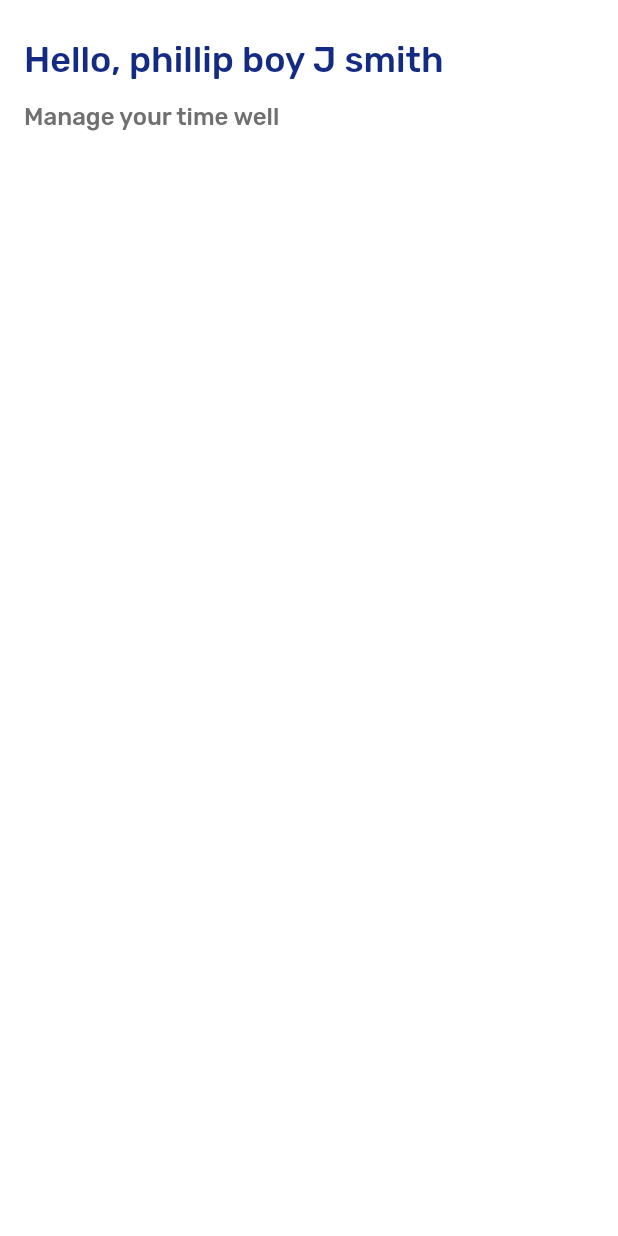
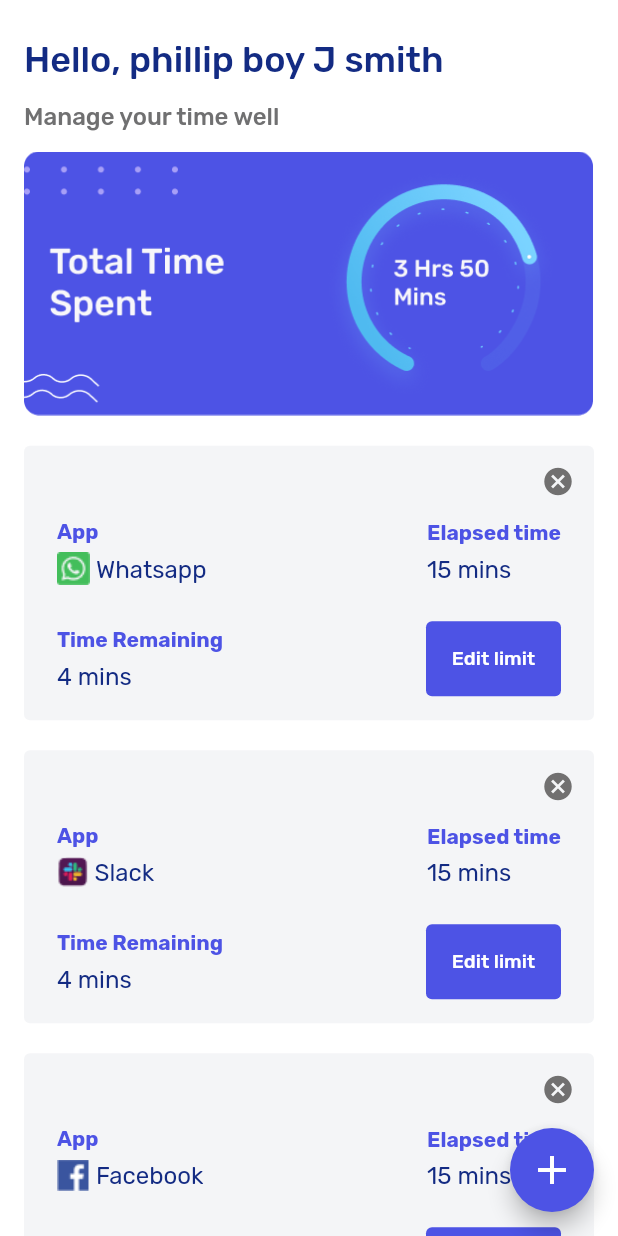
Before and after one commit to superbrains/addictTool, a Flutter app: the AnalyticsPage screen opened directly, on a phone screen of 412 x 824 dp. Run offline on Flutter 3.47's test engine with Material 2 defaults, Android fonts, the light colour scheme and no system bars; our stand-ins replace flutter_hooks, hooks_riverpod.

Commit message:
analytic page

```diff
--- a/lib/ui/home_module/pages/analytics_page.dart
+++ b/lib/ui/home_module/pages/analytics_page.dart
@@ -1,6 +1,8 @@
 import 'package:addict_tool/ui/shared/padded_container.dart';
 import 'package:addict_tool/ui/theme/theme.dart';
 import 'package:flutter/material.dart';
+
+import '../widgets/app_elaspe_time_widget.dart';
 
 class AnalyticsPage extends StatelessWidget {
   const AnalyticsPage({Key? key}) : super(key: key);
@@ -20,8 +22,26 @@ class AnalyticsPage extends StatelessWidget {
             Text('Manage your time well',
                 style: AppTextStyle.fontWeight500(
                     color: AppColor.secondaryAddict)),
+            const SizedBox(height: 14),
+            Image.asset(AssetPath.totalTime, width: double.maxFinite),
+            Expanded(
+                child: ListView(
+              children: [
+                const SizedBox(height: 20),
+                ...sampleApps.map((e) => Padding(
+                      padding: const EdgeInsets.only(bottom: 20.0),
+                      child: AppElapseTimeWidget(
+                        app: e,
+                      ),
+                    ))
+              ],
+            ))
           ],
         ),
+      ),
+      floatingActionButton: FloatingActionButton(
+        onPressed: () {},
+        child: const Icon(Icons.add),
       ),
     );
   }
--- /dev/null
+++ b/lib/ui/home_module/widgets/app_elaspe_time_widget.dart
@@ -0,0 +1,124 @@
+import 'package:addict_tool/ui/shared/app_elevated_button.dart';
+import 'package:addict_tool/ui/theme/theme.dart';
+import 'package:flutter/material.dart';
+
+class AppItem {
+  final String app;
+  final String icon;
+
+  AppItem({required this.app, required this.icon});
+}
+
+final sampleApps = [
+  AppItem(app: 'Whatsapp', icon: AssetPath.whatsapp),
+  AppItem(app: 'Slack', icon: AssetPath.slack),
+  AppItem(app: 'Facebook', icon: AssetPath.facebook),
+];
+
+class AppElapseTimeWidget extends StatelessWidget {
+  const AppElapseTimeWidget({Key? key, required this.app}) : super(key: key);
+  final AppItem app;
+
+  @override
+  Widget build(BuildContext context) {
+    return Container(
+      decoration: BoxDecoration(
+        color: AppColor.cardBackground,
+        borderRadius: BorderRadius.circular(4),
+      ),
+      child: Column(
+        children: [
+          Row(
+            children: [
+              const Spacer(),
+              IconButton(
+                  onPressed: () {},
+                  icon: const Icon(Icons.cancel),
+                  iconSize: 22,
+                  color: const Color(0xff717070))
+            ],
+          ),
+          Padding(
+            padding: const EdgeInsets.fromLTRB(22.0, 0, 22, 16),
+            child: Column(
+              children: [
+                Row(
+                  children: [
+                    Column(
+                      crossAxisAlignment: CrossAxisAlignment.start,
+                      children: [
+                        Text(
+                          'App',
+                          style: AppTextStyle.fontWeight700(
+                              color: AppColor.primaryColor),
+                        ),
+                        const SizedBox(height: 5),
+                        Row(
+                          children: [
+                            Image.asset(app.icon),
+                            const SizedBox(width: 4),
+                            Text(
+                              app.app,
+                              style: AppTextStyle.fontWeight400(),
+                            ),
+                          ],
+                        ),
+                      ],
+                    ),
+                    const Spacer(),
+                    Column(
+                      crossAxisAlignment: CrossAxisAlignment.start,
+                      children: [
+                        Text(
+                          'Elapsed time',
+                          style: AppTextStyle.fontWeight700(
+                              color: AppColor.primaryColor),
+                        ),
+                        const SizedBox(height: 5),
+                        Text(
+                          '15 mins',
+                          style: AppTextStyle.fontWeight400(),
+                        ),
+                      ],
+                    ),
+                  ],
+                ),
+                const SizedBox(height: 24),
+                Row(
+                  children: [
+                    Column(
+                      crossAxisAlignment: CrossAxisAlignment.start,
+                      children: [
+                        Text(
+                          'Time Remaining',
+                          style: AppTextStyle.fontWeight700(
+                              color: AppColor.primaryColor),
+                        ),
+                        const SizedBox(height: 5),
+                        Text(
+                          '4 mins',
+                          style: AppTextStyle.fontWeight400(),
+                        ),
+                      ],
+                    ),
+                    const Spacer(),
+                    SizedBox(
+                      width: 90,
+                      child: AppElevatedButton(
+                        label: 'Edit limit',
+                        style: ElevatedButton.styleFrom(
+                            textStyle: AppTextStyle.fontWeight500(
+                                fontSize: 13, color: AppColor.white)),
+                        onPressed: () {},
+                      ),
+                    )
+                  ],
+                ),
+              ],
+            ),
+          )
+        ],
+      ),
+    );
+  }
+}
--- a/lib/ui/onboarding/pages/onboarding_pageview.dart
+++ b/lib/ui/onboarding/pages/onboarding_pageview.dart
@@ -45,7 +45,7 @@ class OnboardingPageView extends HookWidget {
             width: 245,
             child: ElevatedButton(
                 onPressed: () {
-                  context.pushNamed(RouteNames.signUpPage);
+                  context.pushNamed(RouteNames.loginPage);
                 },
                 child: Row(
                   mainAxisAlignment: MainAxisAlignment.center,
--- a/lib/ui/theme/app_text_style.dart
+++ b/lib/ui/theme/app_text_style.dart
@@ -25,4 +25,17 @@ class AppTextStyle {
         color: color,
         fontStyle: FontStyle.normal,
       );
+
+  static TextStyle fontWeight700(
+          {double fontSize = 14,
+          double height = 23 / 18,
+          Color color = AppColor.addictBlack}) =>
+      TextStyle(
+        fontSize: fontSize,
+        height: height,
+        fontWeight: FontWeight.w700,
+        fontFamily: AppFont.fontBold,
+        color: color,
+        fontStyle: FontStyle.normal,
+      );
 }
--- a/lib/ui/theme/asset_path.dart
+++ b/lib/ui/theme/asset_path.dart
@@ -15,4 +15,8 @@ class AssetPath {
   static const chatSvg = '$_svgPath/chat.svg';
   static const homeSvg = '$_svgPath/home.svg';
   static const userSvg = '$_svgPath/user.svg';
+  static const totalTime = '$_imagePath/total-time.png';
+  static const facebook = '$_imagePath/facebook.png';
+  static const whatsapp = '$_imagePath/whatsapp.png';
+  static const slack = '$_imagePath/slack.png';
 }
--- a/lib/ui/theme/color.dart
+++ b/lib/ui/theme/color.dart
@@ -9,4 +9,5 @@ class AppColor {
   static const inputFillColor = Color(0xffF8F7FA);
   static const inputBorderColor = Color(0xffABBBF2);
   static const textColor1 = Color(0xff707071);
+  static const cardBackground = Color(0xffF4F5F7);
 }
--- a/lib/ui/theme/theme.dart
+++ b/lib/ui/theme/theme.dart
@@ -35,6 +35,10 @@ ThemeData _buildLightTheme() {
         style: TextButton.styleFrom(
       padding: EdgeInsets.zero,
     )),
+    floatingActionButtonTheme: const FloatingActionButtonThemeData(
+        backgroundColor: primaryColor,
+        foregroundColor: AppColor.white,
+        iconSize: 32),
     inputDecorationTheme: InputDecorationTheme(
         constraints: const BoxConstraints(
           minHeight: 50,
```
Also changed, not shown: assets/images/facebook.png (added), assets/images/slack.png (added), assets/images/total-time.png (added), assets/images/whatsapp.png (added).
